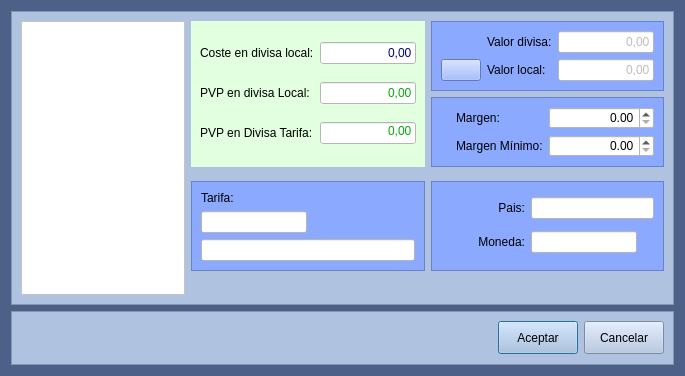
Before: the Qt Designer form Almacen/frmtarifas.ui in arcnexus/RedFoX, drawn with Qt 5.
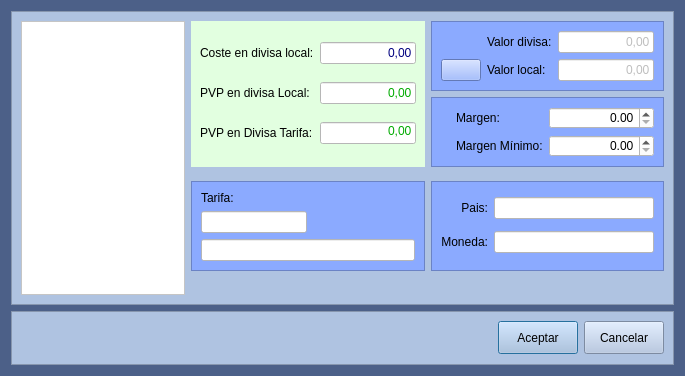
After: the same form once the commit is applied. Icons and pictures are not drawn.

Diff of the .ui file:
```diff
--- a/Almacen/frmtarifas.ui
+++ b/Almacen/frmtarifas.ui
@@ -257,7 +257,34 @@
          <enum>QFrame::Raised</enum>
         </property>
         <layout class="QGridLayout" name="gridLayout_4">
-         <item row="1" column="2">
+         <item row="0" column="1">
+          <widget class="QLineEdit" name="txtPais">
+           <property name="enabled">
+            <bool>false</bool>
+           </property>
+           <property name="minimumSize">
+            <size>
+             <width>123</width>
+             <height>0</height>
+            </size>
+           </property>
+           <property name="styleSheet">
+            <string notr="true">background-color: rgb(255, 255, 255);
+color: rgb(115, 115, 115);</string>
+           </property>
+          </widget>
+         </item>
+         <item row="1" column="0">
+          <widget class="QLabel" name="label_2">
+           <property name="text">
+            <string>Moneda:</string>
+           </property>
+           <property name="alignment">
+            <set>Qt::AlignRight|Qt::AlignTrailing|Qt::AlignVCenter</set>
+           </property>
+          </widget>
+         </item>
+         <item row="1" column="1">
           <widget class="QLineEdit" name="txtMoneda">
            <property name="enabled">
             <bool>false</bool>
@@ -268,12 +295,6 @@
              <height>0</height>
             </size>
            </property>
-           <property name="maximumSize">
-            <size>
-             <width>106</width>
-             <height>16777215</height>
-            </size>
-           </property>
            <property name="styleSheet">
             <string notr="true">background-color: rgb(255, 255, 255);
 color: rgb(115, 115, 115);</string>
@@ -281,19 +302,6 @@
           </widget>
          </item>
          <item row="0" column="0">
-          <spacer name="horizontalSpacer_6">
-           <property name="orientation">
-            <enum>Qt::Horizontal</enum>
-           </property>
-           <property name="sizeHint" stdset="0">
-            <size>
-             <width>40</width>
-             <height>20</height>
-            </size>
-           </property>
-          </spacer>
-         </item>
-         <item row="0" column="1">
           <widget class="QLabel" name="label">
            <property name="maximumSize">
             <size>
@@ -309,33 +317,6 @@
            </property>
           </widget>
          </item>
-         <item row="0" column="2">
-          <widget class="QLineEdit" name="txtPais">
-           <property name="enabled">
-            <bool>false</bool>
-           </property>
-           <property name="minimumSize">
-            <size>
-             <width>123</width>
-             <height>0</height>
-            </size>
-           </property>
-           <property name="styleSheet">
-            <string notr="true">background-color: rgb(255, 255, 255);
-color: rgb(115, 115, 115);</string>
-           </property>
-          </widget>
-         </item>
-         <item row="1" column="1">
-          <widget class="QLabel" name="label_2">
-           <property name="text">
-            <string>Moneda:</string>
-           </property>
-           <property name="alignment">
-            <set>Qt::AlignRight|Qt::AlignTrailing|Qt::AlignVCenter</set>
-           </property>
-          </widget>
-         </item>
         </layout>
        </widget>
       </item>
```
